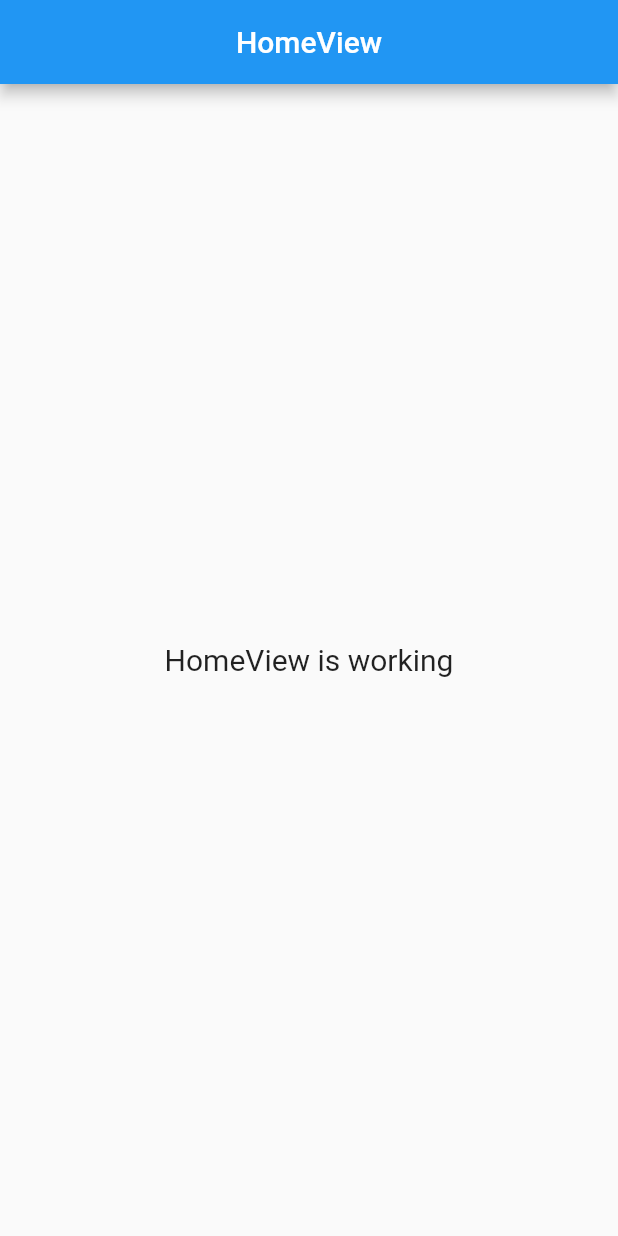
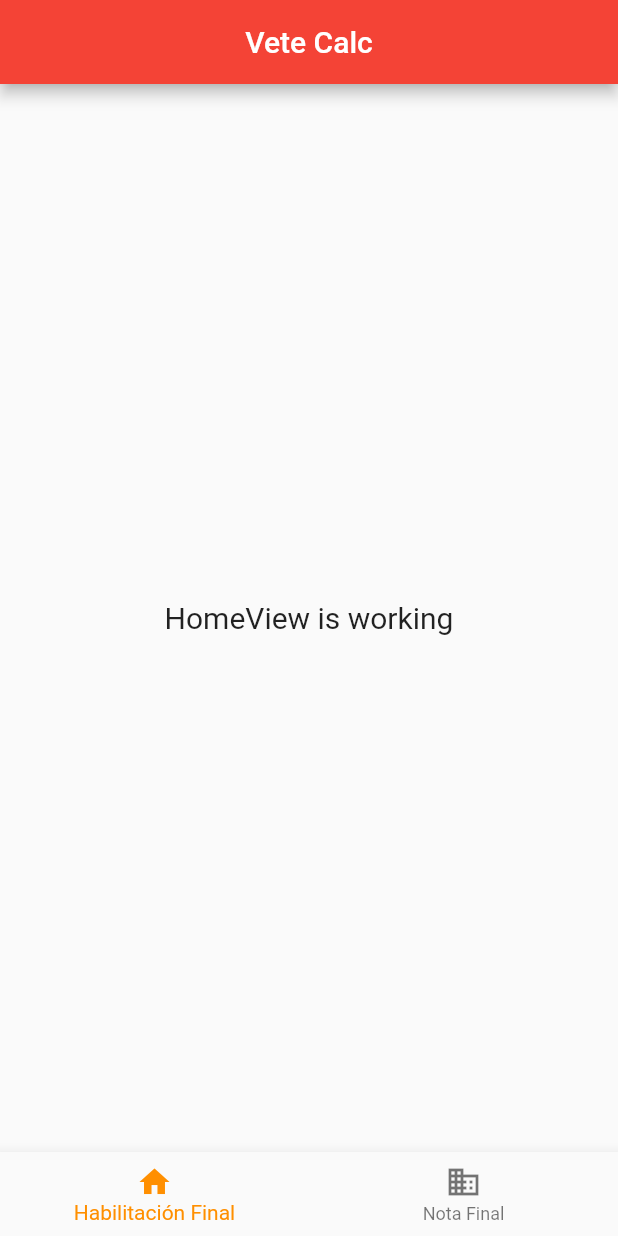
Before and after one commit to ramirezsebas/vete_calc, a Flutter app: the screen it shows after launch, on a phone screen of 412 x 824 dp. Run offline on Flutter 3.47's test engine with Material 2 defaults, Android fonts, the phone set to English and light mode, and no system bars; our stand-ins replace get.

Commit message:
Agregamos la navegacion entre habilitacion del final y nota final

```diff
--- a/lib/app/modules/home/controllers/home_controller.dart
+++ b/lib/app/modules/home/controllers/home_controller.dart
@@ -4,6 +4,12 @@ class HomeController extends GetxController {
   //TODO: Implement HomeController
 
   final count = 0.obs;
+  final selectedIndex = 0.obs;
+
+  void selectIndex(int index) {
+    selectedIndex.value = index;
+  }
+
   @override
   void onInit() {
     super.onInit();
--- a/lib/app/modules/home/views/home_view.dart
+++ b/lib/app/modules/home/views/home_view.dart
@@ -9,8 +9,9 @@ class HomeView extends GetView<HomeController> {
   Widget build(BuildContext context) {
     return Scaffold(
       appBar: AppBar(
-        title: Text('HomeView'),
+        title: Text('Vete Calc'),
         centerTitle: true,
+        backgroundColor: Colors.red,
       ),
       body: Center(
         child: Text(
@@ -18,6 +19,21 @@ class HomeView extends GetView<HomeController> {
           style: TextStyle(fontSize: 20),
         ),
       ),
+      bottomNavigationBar: BottomNavigationBar(
+        items: const <BottomNavigationBarItem>[
+          BottomNavigationBarItem(
+            icon: Icon(Icons.home),
+            label: 'Habilitación Final',
+          ),
+          BottomNavigationBarItem(
+            icon: Icon(Icons.business),
+            label: 'Nota Final',
+          ),
+        ],
+        currentIndex: controller.selectedIndex.value,
+        selectedItemColor: Colors.amber[800],
+        onTap: controller.selectIndex,
+      ),
     );
   }
 }
```
